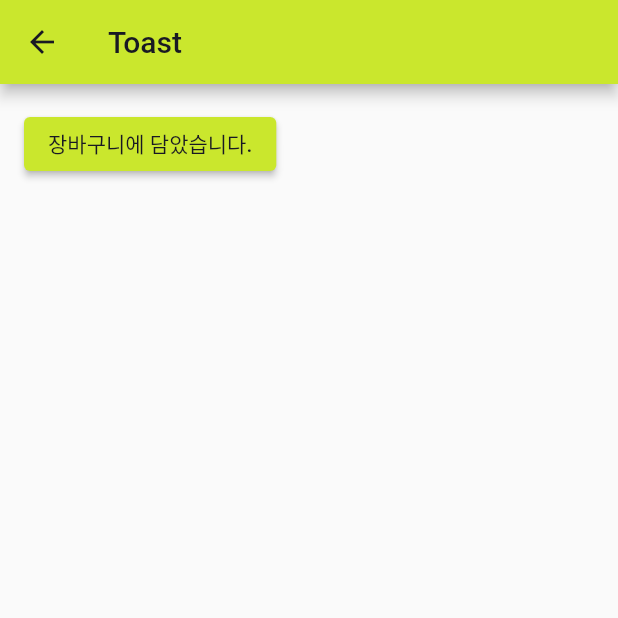
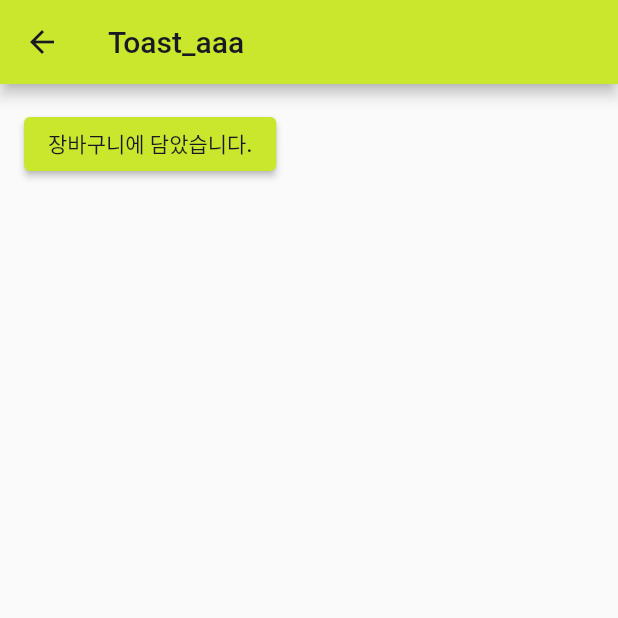
Before and after one commit to ikoon/flutter_design2, a Flutter app: the ToastScreen screen opened by its route, on a phone screen of 412 x 824 dp, the top half of it. Run offline on Flutter 3.47's test engine with Material 2 defaults, Android fonts, the phone set to English and light mode, and no system bars; our stand-ins replace badges, fluttertoast; Roboto replaces fonts that are missing (Pretendard); project files that could hold a hidden picture were left out.

Commit message:
파일 수정

```diff
--- a/design_test/lib/screens/toast_screen.dart
+++ b/design_test/lib/screens/toast_screen.dart
@@ -10,8 +10,11 @@ class ToastScreen extends StatelessWidget {
   Widget build(BuildContext context) {
     return Scaffold(
       appBar: AppBar(
-        title: Text("Toast"),
+        title: Text("Toast_aaa"),
       ),
+
+
+
       body: SingleChildScrollView(
         padding: EdgeInsets.all(GDSSpacing.spacing4),
         child: Column(crossAxisAlignment: CrossAxisAlignment.start, children: [
```
